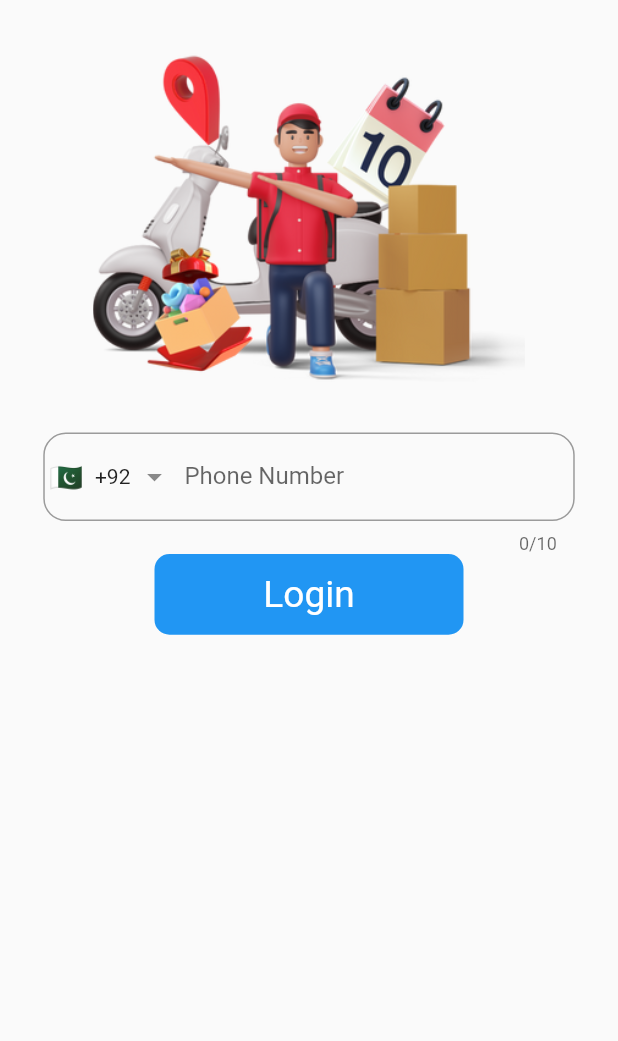
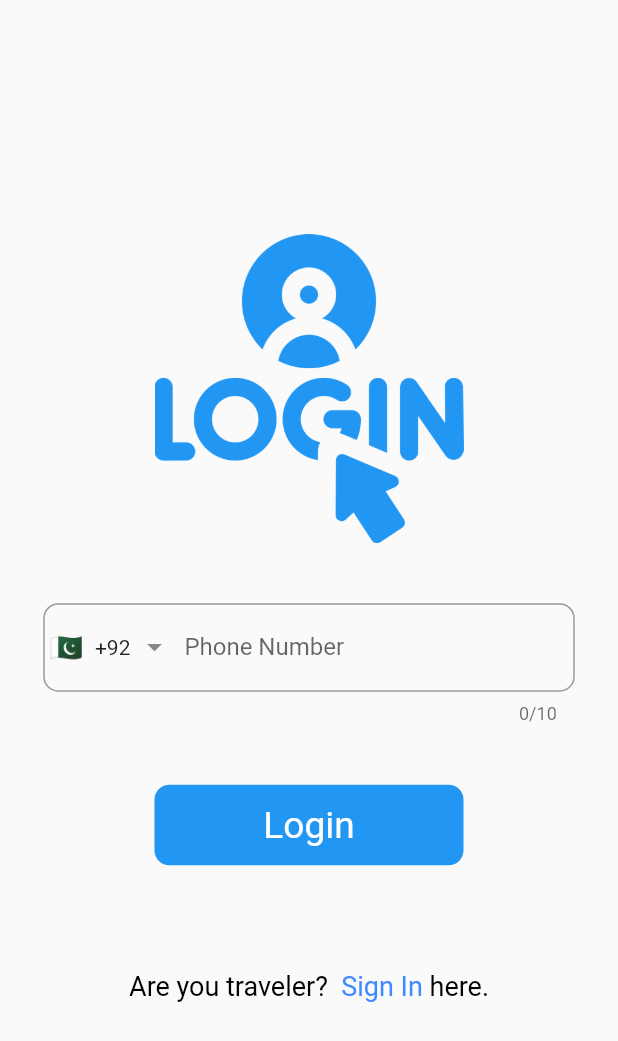
Before and after one commit to Ch-Muhammad-Tahir/Parcel-connect-, a Flutter app: the LoginScreenWidget screen opened directly, on a phone screen of 412 x 824 dp. Shown: the top 1041 px of the screen. Run offline on Flutter 3.47's test engine with Material 2 defaults, Android fonts, the phone set to English and light mode, and no system bars; drawn by our look-alikes of intl_phone_field; our stand-ins replace csc_picker, fluttertoast, google_nav_bar, image_picker, line_icons, syncfusion_flutter_datepicker; missing offline and left inert: bottom_picker.

Commit message:
Add Traveler SignUp Screens

```diff
--- a/lib/main.dart
+++ b/lib/main.dart
@@ -18,7 +18,7 @@ void main(List<String> args) {
             create: (context) => SendParcelProvider()),
       ],
       child: const MaterialApp(
-        home: BottomNavBarScreenWidgets(),
+        home: SplashScreen(),
       ),
     ),
   );
--- a/lib/views/login_screen/login_screen.dart
+++ b/lib/views/login_screen/login_screen.dart
@@ -1,10 +1,15 @@
+import 'package:flutter/gestures.dart';
 import 'package:flutter/material.dart';
 import 'package:fyp_project/utils/app_assets.dart';
 import 'package:fyp_project/utils/media_query.dart';
 import 'package:fyp_project/views/home_page/home_screen.dart';
 import 'package:fyp_project/widgets/custom_button.dart';
+import 'package:fyp_project/widgets/my_custom_text.dart';
 import 'package:intl_phone_field/intl_phone_field.dart';
 import 'package:intl_phone_field/phone_number.dart';
+
+import '../home_page/nav_bar_screens.dart';
+import '../traveler_screens/login_screen/traveler_login_screen.dart';
 
 class LoginScreenWidget extends StatelessWidget {
   final GlobalKey<FormState> formKey = GlobalKey<FormState>();
@@ -21,19 +26,24 @@ class LoginScreenWidget extends StatelessWidget {
           padding: EdgeInsets.symmetric(
             horizontal: screenSize * 0.07,
           ),
-          child: Column(mainAxisAlignment: MainAxisAlignment.start, children: [
+          child: Column(mainAxisAlignment: MainAxisAlignment.center, children: [
             Image.asset(
-              AppAssets.loginScreenIcon,
-              height: screenSize * 0.7,
-              width: screenSize * 0.7,
+              "assets/images/login.png",
+              height: screenSize * 0.5,
+              width: screenSize * 0.5,
+              color: Colors.blue,
+            ),
+            const SizedBox(
+              height: 40,
             ),
             IntlPhoneField(
               dropdownIconPosition: IconPosition.trailing,
               focusNode: focusNode,
               decoration: InputDecoration(
+                hintText: "Enter your Phone Number",
                 labelText: 'Phone Number',
                 border: OutlineInputBorder(
-                  borderRadius: BorderRadius.circular(15),
+                  borderRadius: BorderRadius.circular(10),
                 ),
               ),
               validator: (phone) {
@@ -58,6 +68,9 @@ class LoginScreenWidget extends StatelessWidget {
                 print('Country changed to: ' + country.name);
               },
             ),
+            const SizedBox(
+              height: 40,
+            ),
             CustomTextButton(
                 padding: EdgeInsets.symmetric(
                     vertical: GetScreenSize.getScreenWidth(context) * 0.03),
@@ -67,13 +80,40 @@ class LoginScreenWidget extends StatelessWidget {
                     Navigator.pushReplacement(
                         context,
                         MaterialPageRoute(
-                            builder: (context) => HomePageScreenWidget()));
+                            builder: (context) =>
+                                const BottomNavBarScreenWidgets()));
                   }
                 },
                 buttonText: "Login",
                 buttonColor: Colors.blue,
                 radius: 10,
-                fontSize: GetScreenSize.getScreenWidth(context) * 0.06)
+                fontSize: GetScreenSize.getScreenWidth(context) * 0.06),
+            const SizedBox(
+              height: 70,
+            ),
+            RichText(
+              text: TextSpan(
+                  text: 'Are you traveler? ',
+                  style: const TextStyle(color: Colors.black, fontSize: 18),
+                  children: <TextSpan>[
+                    TextSpan(
+                        text: ' Sign In',
+                        style: const TextStyle(
+                            color: Colors.blueAccent, fontSize: 18),
+                        recognizer: TapGestureRecognizer()
+                          ..onTap = () {
+                            Navigator.push(
+                                context,
+                                MaterialPageRoute(
+                                    builder: (context) =>
+                                        TravelerLoginScreen()));
+                            // navigate to desired screen
+                          }),
+                    TextSpan(
+                      text: ' here.',
+                    ),
+                  ]),
+            ),
           ]),
         ),
       ),
--- a/pubspec.yaml
+++ b/pubspec.yaml
@@ -42,6 +42,8 @@ dependencies:
   syncfusion_flutter_datepicker: ^22.2.10
   bottom_picker: ^2.0.4
   csc_picker: ^0.2.7
+  fluttertoast: ^8.2.2
+  image_picker: ^1.0.2
 
 dev_dependencies:
   flutter_test:
```
Also changed, not shown: lib/views/traveler_screens/login_screen/traveler_login_screen.dart (+91 -2 lines), lib/views/traveler_screens/sign_up_screen/traveler_sign_up_screen.dart (+97 -0 lines), lib/views/traveler_screens/sign_up_screen/verification_documents.dart (added, +71 -0 lines), assets/images/journey.png (added), assets/images/login.png (added), pubspec.lock, 5 other files.
